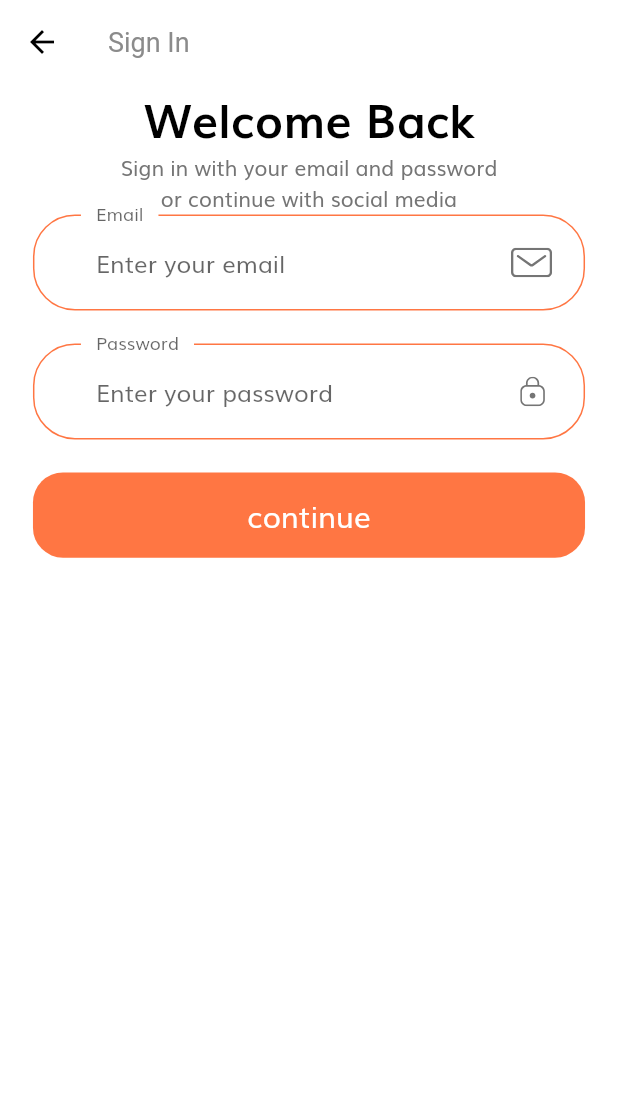
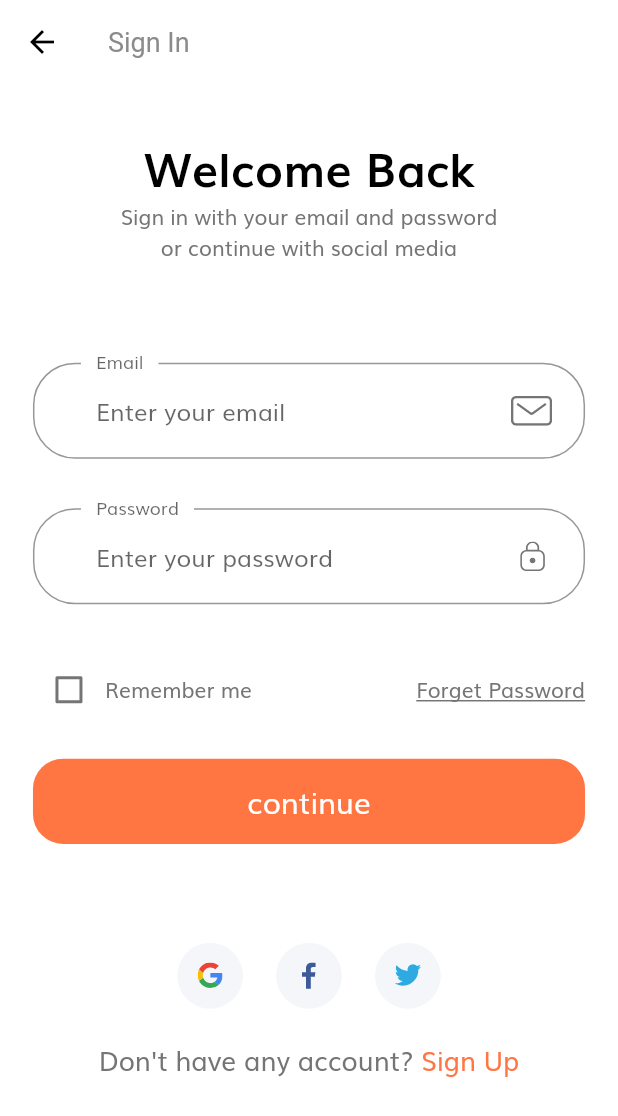
Before and after one commit to Maessa-Wanni/app-shop, a Flutter app: the screen it shows after launch, after a tap on "Continue", on a phone screen of 412 x 824 dp. Shown: the top 1116 px of the screen. Run offline on Flutter 3.47's test engine with Material 2 defaults, Android fonts, the phone set to English and light mode, and no system bars; our stand-ins replace flutter_svg.

Commit message:
https://github.com/Maessa-Wanni/app-shop.git

```diff
--- /dev/null
+++ b/lib/components/no_account_text.dart
@@ -0,0 +1,37 @@
+import 'package:app_shop/screens/forgot_password/forgot_password_screen.dart';
+import 'package:flutter/material.dart';
+
+import '../constants.dart';
+import '../size_config.dart';
+
+
+class NoAccountText extends StatelessWidget {
+  const NoAccountText({
+    Key key,
+  }):super(key: key);
+
+  @override
+  Widget build(BuildContext context) {
+    return Row(
+      mainAxisAlignment: MainAxisAlignment.center,
+      children: [
+        Text(
+          "Don't have any account? ",
+          style: TextStyle(
+              fontSize: getProportionateScreenWidth(16)
+          ),
+        ),
+        GestureDetector(
+          onTap: ()=>Navigator.popAndPushNamed(context, ForgotPasswordScreen.routeName),
+          child: Text(
+            "Sign Up",
+            style: TextStyle(
+                fontSize: getProportionateScreenWidth(16),
+                color: kPrimaryColor
+            ),
+          ),
+        ),
+      ],
+    );
+  }
+}
--- /dev/null
+++ b/lib/components/social_card.dart
@@ -0,0 +1,34 @@
+import 'package:flutter/material.dart';
+import 'package:flutter_svg/svg.dart';
+
+import '../size_config.dart';
+
+
+class SocalCard extends StatelessWidget {
+  const SocalCard({
+    Key key,
+    this.icon,
+    this.press
+  }):super(key: key);
+
+  final String icon;
+  final Function press;
+
+  @override
+  Widget build(BuildContext context) {
+    return GestureDetector(
+      onTap: press,
+      child: Container(
+        margin: EdgeInsets.symmetric(horizontal: getProportionateScreenWidth(10)),
+        padding: EdgeInsets.all(getProportionateScreenWidth(12)),
+        height: getProportionateScreenWidth(40),
+        width: getProportionateScreenWidth(40),
+        decoration: BoxDecoration(
+            color: Color(0xFFF5F6F9),
+            shape: BoxShape.circle
+        ),
+        child: SvgPicture.asset(icon),
+      ),
+    );
+  }
+}
--- a/lib/routes.dart
+++ b/lib/routes.dart
@@ -1,3 +1,5 @@
+
+import 'package:app_shop/screens/forgot_password/forgot_password_screen.dart';
 import 'package:app_shop/screens/sign_in/sign_in_screen.dart';
 import 'package:app_shop/screens/splash/splash_screen.dart';
 import 'package:flutter/material.dart';
@@ -5,4 +7,5 @@ import 'package:flutter/material.dart';
 final Map <String, WidgetBuilder> routes = {
   SplashScreen.routeName: (context) => SplashScreen(),
   SignInScreen.routeName: (context) => SignInScreen(),
+  ForgotPasswordScreen.routeName: (context) => ForgotPasswordScreen(),
 };
--- /dev/null
+++ b/lib/screens/forgot_password/forgot_password_screen.dart
@@ -0,0 +1,9 @@
+import 'package:flutter/material.dart';
+
+class ForgotPasswordScreen extends StatelessWidget {
+  static String routeName = "/forgot_password";
+  @override
+  Widget build(BuildContext context) {
+    return Scaffold();
+  }
+}
--- a/lib/screens/sign_in/components/body.dart
+++ b/lib/screens/sign_in/components/body.dart
@@ -1,8 +1,10 @@
-import 'package:app_shop/components/custom_suffix_icon.dart';
-import 'package:app_shop/components/default_botton.dart';
-import 'package:app_shop/components/form_error.dart';
-import 'package:app_shop/size_config.dart';
+import 'package:app_shop/components/no_account_text.dart';
+import 'package:app_shop/components/social_card.dart';
+import 'package:app_shop/constants.dart';
+import 'package:app_shop/screens/forgot_password/forgot_password_screen.dart';
+import 'package:app_shop/screens/sign_in/components/sign_form.dart';
 import 'package:flutter/material.dart';
+import '../../../size_config.dart';
 
 class Body extends StatelessWidget {
   @override
@@ -12,8 +14,10 @@ class Body extends StatelessWidget {
           width: double.infinity,
           child: Padding(
             padding:  EdgeInsets.symmetric(horizontal: getProportionateScreenWidth(20)),
+            child: SingleChildScrollView(
               child: Column(
                 children: [
+                  SizedBox(height: SizeConfig.screenHeight*0.04,),
                   Text("Welcome Back" ,
                      style: TextStyle(
                       color: Colors.black,
@@ -24,82 +28,38 @@ class Body extends StatelessWidget {
                   Text("Sign in with your email and password \nor continue with social media ",
                   textAlign: TextAlign.center,
                   ),
+                  SizedBox(height: SizeConfig.screenHeight*0.08,),
                   SignForm(),
+                  SizedBox(height: SizeConfig.screenHeight*0.08,),
+                  Row(
+                    mainAxisAlignment: MainAxisAlignment.center,
+                    children: [
+                      SocalCard(
+                        icon: "assets/icons/google-icon.svg",
+                        press: (){
+
+                        },),
+
+                      SocalCard(
+                        icon: "assets/icons/facebook-2.svg",
+                        press: (){
+
+                        },),
+                      SocalCard(
+                        icon: "assets/icons/twitter.svg",
+                        press: (){
+                        },),
                     ],
+                  ),
+                  SizedBox(height: getProportionateScreenHeight(20),),
+                  NoAccountText(),
+
+
+                ],
+              ),
             ),
           ),
         )
     );
   }
 }
-
-class SignForm extends StatefulWidget {
-  @override
-  _SignFormState createState() => _SignFormState();
-}
-
-class _SignFormState extends State<SignForm> {
-  final _formKey = GlobalKey<FormState>();
-  String email;
-  String password;
-  bool remember = false;
-
-  final List<String> errors = [];
-  @override
-  Widget build(BuildContext context) {
-    return Form(
-        key: _formKey,
-        child: Column (
-        children: [
-          buildEmailFormField(),
-          SizedBox(height: getProportionateScreenWidth(20),),
-          buildPasswordFormField(),
-          SizedBox(height: getProportionateScreenWidth(20),),
-          FormError(errors: errors),
-          DefualtBotton(
-            text: "continue",
-            press: (){
-               if(_formKey.currentState.validate()){
-                 _formKey.currentState.save();
-               }
-            },
-          )
-        ],
-        )
-    );
-  }
-}
-
-TextFormField buildEmailFormField(){
-  return TextFormField(
-      keyboardType: TextInputType.emailAddress,
-      validator: (value) {
-
-      if (value.isEmpty) {
-        setState() {
-
-        }
-        return "";
-      }
-      return null;
-    },
-      decoration: InputDecoration(
-      labelText: "Email",
-      hintText: "Enter your email",
-      suffixIcon:CustomSuffixIcon(svgIcon:"assets/icons/Mail.svg"),
-      floatingLabelBehavior: FloatingLabelBehavior.always,
-    ),
-  );
-}
-
-TextFormField buildPasswordFormField(){
-  return TextFormField(
-      obscureText: true,
-      decoration: InputDecoration(
-      labelText: "Password",
-      hintText: "Enter your password",
-      suffixIcon:CustomSuffixIcon(svgIcon:"assets/icons/Lock.svg"),
-      floatingLabelBehavior: FloatingLabelBehavior.always,
-    ),
-  );
-}
--- /dev/null
+++ b/lib/screens/sign_in/components/sign_form.dart
@@ -0,0 +1,89 @@
+import 'package:flutter/material.dart';
+import 'package:app_shop/components/custom_suffix_icon.dart';
+import 'package:app_shop/components/default_botton.dart';
+import 'package:app_shop/components/form_error.dart';
+import '../../../constants.dart';
+import '../../../size_config.dart';
+class SignForm extends StatefulWidget {
+  @override
+  _SignFormState createState() => _SignFormState();
+}
+
+
+class _SignFormState extends State<SignForm> {
+  final _formKey = GlobalKey<FormState>();
+  String email;
+  String password;
+  bool remember = false;
+  final List<String> errors = [];
+
+  @override
+  Widget build(BuildContext context) {
+    return Form(
+        key: _formKey,
+        child: Column (
+          children: [
+            buildEmailFormField(),
+            SizedBox(height: getProportionateScreenWidth(30),),
+            buildPasswordFormField(),
+            SizedBox(height: getProportionateScreenWidth(30),),
+            Row(
+              children: [
+                Checkbox(
+                  value: remember,
+                  activeColor: kPrimaryColor,
+                  onChanged: (value){
+                    setState(() {
+                      remember = value;
+                    });
+                  },
+                ),
+                Text("Remember me"),
+                Spacer(),
+                Text("Forget Password" , style: TextStyle(decoration: TextDecoration.underline),)
+              ],
+            ),
+            SizedBox(height: getProportionateScreenWidth(20),),
+            FormError(errors: errors),
+            DefualtBotton(
+              text: "continue",
+              press: (){
+                if(_formKey.currentState.validate()){
+                  _formKey.currentState.save();
+                }
+              },
+            )
+          ],
+        )
+    );
+  }
+}
+
+TextFormField buildEmailFormField(){
+  return TextFormField(
+    keyboardType: TextInputType.emailAddress,
+
+    decoration: InputDecoration(
+      labelText: "Email",
+      hintText: "Enter your email",
+      suffixIcon:CustomSuffixIcon(svgIcon:"assets/icons/Mail.svg"),
+      floatingLabelBehavior: FloatingLabelBehavior.always,
+    ),
+  );
+}
+
+
+TextFormField buildPasswordFormField(){
+  return TextFormField(
+    obscureText: true,
+    validator: (value){
+
+    },
+    decoration: InputDecoration(
+      labelText: "Password",
+      hintText: "Enter your password",
+      suffixIcon:CustomSuffixIcon(svgIcon:"assets/icons/Lock.svg"),
+      floatingLabelBehavior: FloatingLabelBehavior.always,
+    ),
+  );
+}
--- a/lib/theme.dart
+++ b/lib/theme.dart
@@ -16,7 +16,7 @@ ThemeData theme(){
 InputDecorationTheme inputDecorationTheme(){
        OutlineInputBorder outlineInputBorder = OutlineInputBorder(
            borderRadius: BorderRadius.circular(28),
-           borderSide: BorderSide(color: kPrimaryColor),
+           borderSide: BorderSide(color: kSecondaryColor),
            gapPadding: 10,
        ) ;
       return InputDecorationTheme(
```
Lines whose indentation alone changed are shown as unchanged.
